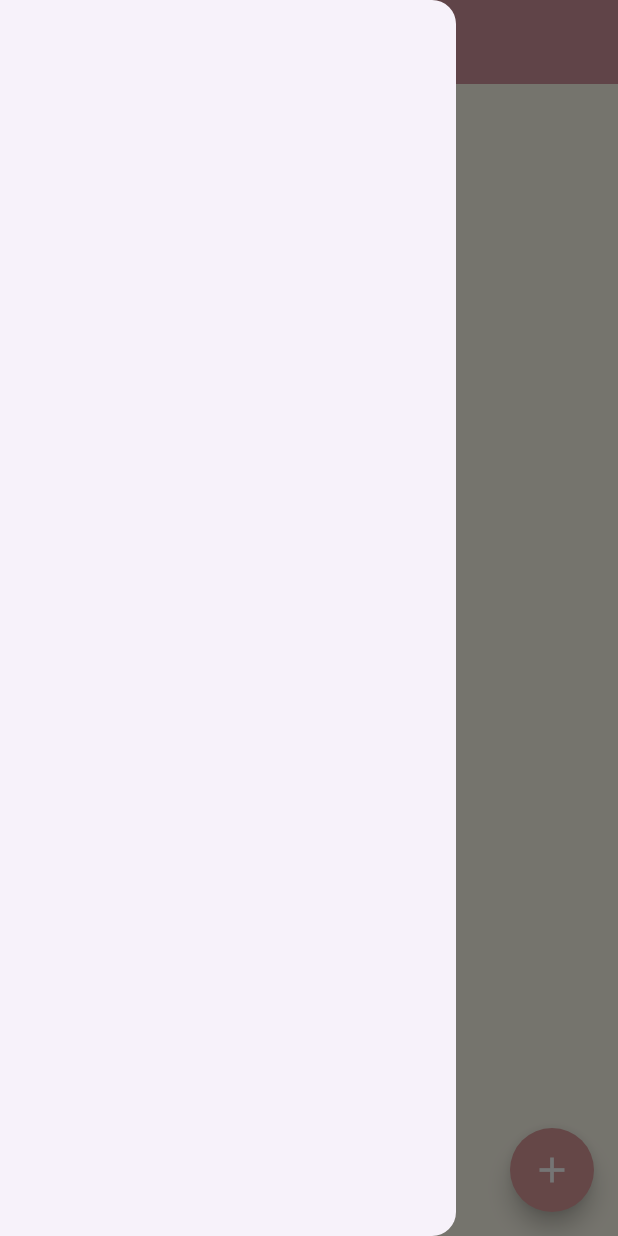
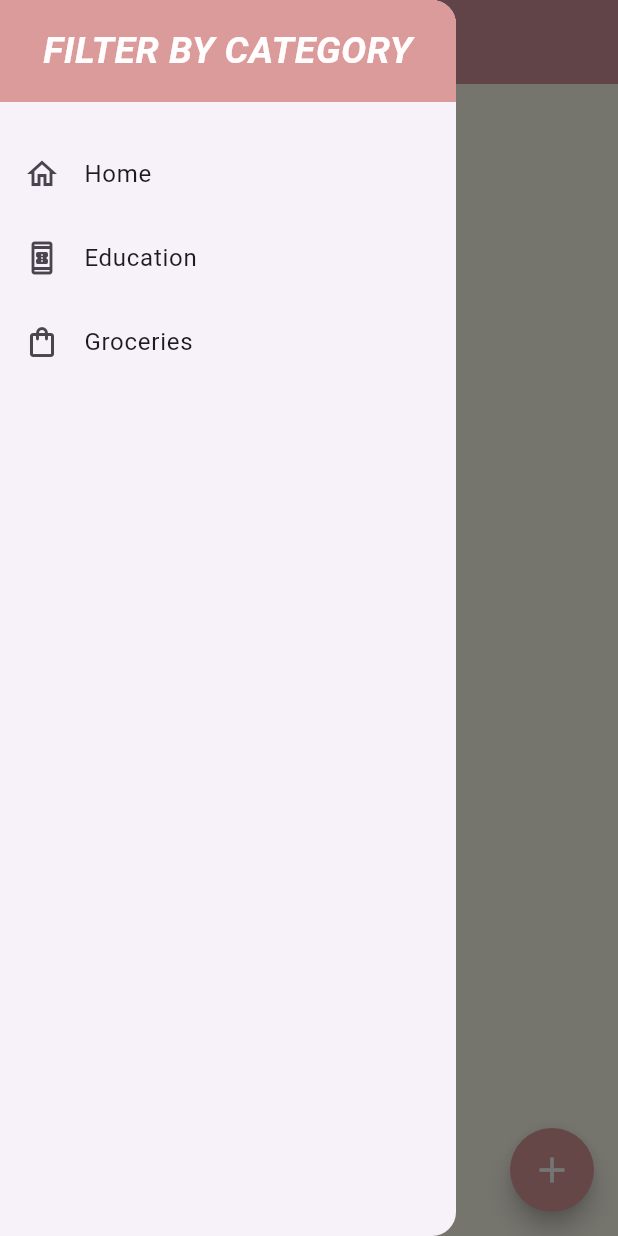
Before and after one commit to pparth-21/Expense_Tracker, a Flutter app: the screen it shows after launch, with the side drawer open, on a phone screen of 412 x 824 dp. Run offline on Flutter 3.47's test engine with Material 3 defaults, Android fonts, the phone set to English and light mode, and no system bars.

Commit message:
drawer menu

```diff
--- a/lib/Widgets/FrontPage.dart
+++ b/lib/Widgets/FrontPage.dart
@@ -1,18 +1,7 @@
 import 'package:flutter/material.dart';
+import 'models/expense.dart';
 
-class Expense {
-  final double amount;
-  final String category;
-  final String note;
-  final DateTime date;
 
-  Expense({
-    required this.amount,
-    required this.category,
-    required this.note,
-    required this.date,
-  });
-}
 
 class FrontPage extends StatefulWidget {
   const FrontPage({super.key});
--- a/lib/main.dart
+++ b/lib/main.dart
@@ -84,7 +84,7 @@
 import 'package:flutter/material.dart';
 import 'widgets/FrontPage.dart';
 import 'widgets/SplashScreen.dart';
-
+import 'widgets/AppDrawer.dart';
 void main() {
   runApp(const SpendlyApp());
 }
@@ -126,11 +126,7 @@ class FrontPageLayout extends StatelessWidget {
       backgroundColor: const Color.fromARGB(255, 255, 252, 238),
 
       // Drawer is now safely attached here
-      drawer: const Drawer(
-        child: SafeArea(
-          child: SizedBox(),
-        ),
-      ),
+      drawer: const AppDrawer(),
 
       // AppBar moved here with all your exact custom styling intact
       appBar: AppBar(
--- /dev/null
+++ b/lib/widgets/AppDrawer.dart
@@ -0,0 +1,80 @@
+import 'package:flutter/material.dart';
+import 'models/expense.dart';
+import 'package:flutter_app_2/widgets/HomeExpScreen.dart';
+import 'package:flutter_app_2/widgets/EduExpScreen.dart';
+import 'package:flutter_app_2/widgets/GroceriesExpScreen.dart';
+
+class AppDrawer extends StatelessWidget {
+  const AppDrawer({super.key});
+
+  @override
+  Widget build(BuildContext context) {
+
+    return Drawer(
+      child: SafeArea(
+        child: Column(
+
+          children: [
+            Container(
+              width: double.infinity,
+              padding: const EdgeInsets.symmetric(vertical: 16, horizontal: 12),
+              margin: const EdgeInsets.only(bottom: 20, ),
+              decoration: BoxDecoration(
+                color: const Color.fromARGB(255, 220, 155, 155),
+
+              ),
+              child: const Text(
+                "FILTER BY CATEGORY",
+                textAlign: TextAlign.center,
+                style: TextStyle(
+                  color: Color.fromARGB(255, 255, 253, 253),
+                  fontSize: 25,
+                  fontWeight: FontWeight.bold,
+                  fontStyle: FontStyle.italic,
+                ),
+              ),
+            ),
+            ListTile(
+              leading: const Icon(Icons.home_outlined),
+              title: const Text("Home"),
+              onTap: () {
+                Navigator.pop(context);
+                Navigator.push(
+                  context,
+                  MaterialPageRoute(
+                    builder: (_) => const HomeExpScreen(),
+                  ),
+                );
+              },
+            ),
+            ListTile(
+              leading: const Icon(Icons.book_online_outlined),
+              title: const Text("Education"),
+              onTap: () {
+                Navigator.pop(context);
+                Navigator.push(
+                  context,
+                  MaterialPageRoute(
+                    builder: (_) => const EduExpScreen(),
+                  ),
+                );
+              },
+            ),ListTile(
+              leading: const Icon(Icons.shopping_bag_outlined),
+              title: const Text("Groceries"),
+              onTap: () {
+                Navigator.pop(context);
+                Navigator.push(
+                  context,
+                  MaterialPageRoute(
+                    builder: (_) => const GroceriesExpScreen(),
+                  ),
+                );
+              },
+            ),
+          ],
+        ),
+      ),
+    );
+  }
+}
--- /dev/null
+++ b/lib/widgets/models/expense.dart
@@ -0,0 +1,15 @@
+import 'package:flutter/material.dart';
+
+class Expense {
+  final double amount;
+  final String category;
+  final String note;
+  final DateTime date;
+
+  Expense({
+    required this.amount,
+    required this.category,
+    required this.note,
+    required this.date,
+  });
+}
```
Also changed, not shown: lib/widgets/EduExpScreen.dart (added, +19 -0 lines), lib/widgets/GroceriesExpScreen.dart (added, +19 -0 lines), lib/widgets/HomeExpScreen.dart (added, +19 -0 lines).
